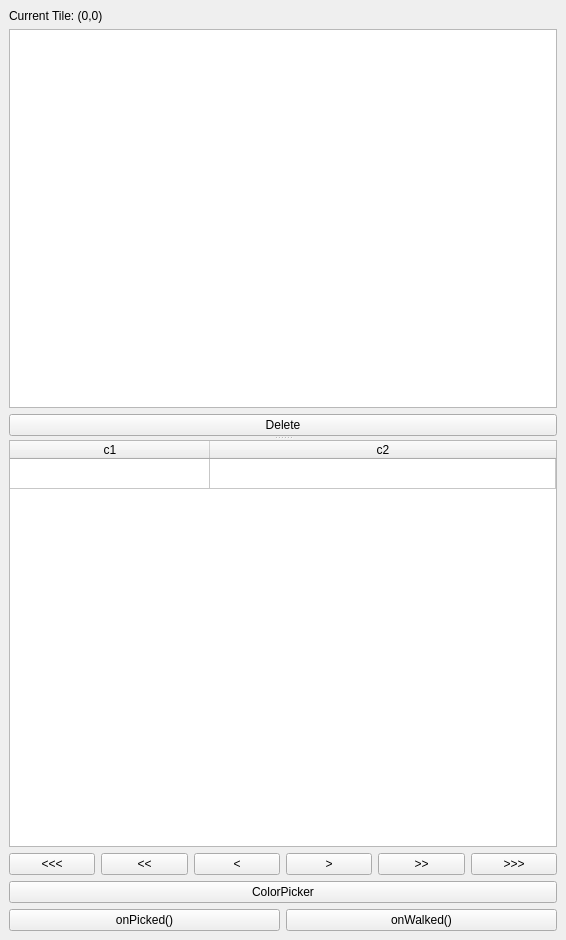
Old version of the form src/editor/gui/sceneGraphWindow.ui in the repository snizzo/lucrezia.
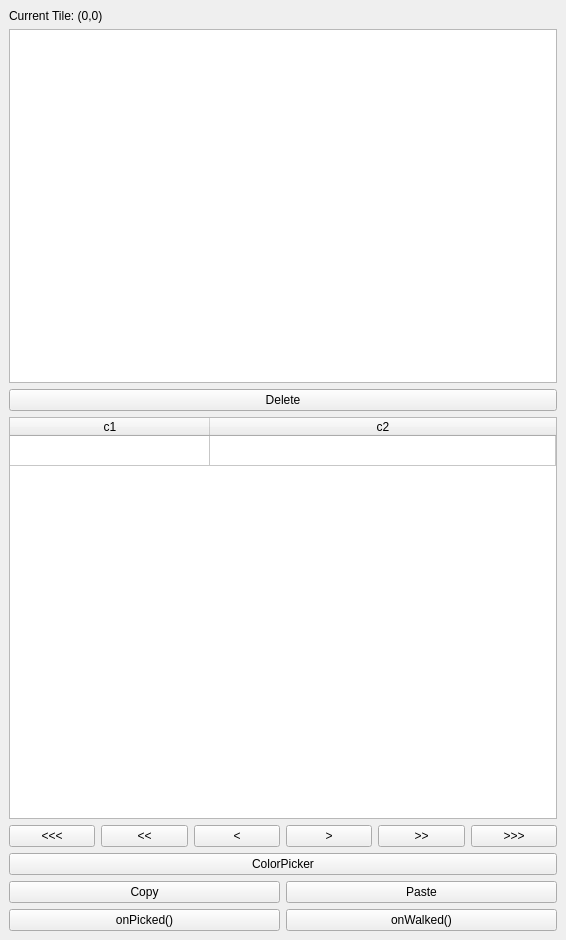
New version of the form.

Commit message: Added 3 speed quick props modifier. Added copy/paste of properties in editor.

Patch:
```diff
--- a/src/editor/gui/sceneGraphWindow.ui
+++ b/src/editor/gui/sceneGraphWindow.ui
@@ -14,13 +14,8 @@
    <string>Scene Graph Browser</string>
   </property>
   <widget class="QWidget" name="centralwidget">
-   <layout class="QVBoxLayout" name="verticalLayout_3">
+   <layout class="QVBoxLayout" name="verticalLayout_2">
     <item>
-     <widget class="QSplitter" name="splitter">
-      <property name="orientation">
-       <enum>Qt::Vertical</enum>
-      </property>
-      <widget class="QWidget" name="layoutWidget">
        <layout class="QVBoxLayout" name="verticalLayout">
         <item>
          <widget class="QLabel" name="cellinfo">
@@ -65,9 +60,7 @@
          </widget>
         </item>
        </layout>
-      </widget>
-      <widget class="QWidget" name="layoutWidget">
-       <layout class="QVBoxLayout" name="verticalLayout_2">
+    </item>
         <item>
          <widget class="QTableWidget" name="propertiesTable">
           <property name="horizontalScrollBarPolicy">
@@ -173,6 +166,24 @@
           </property>
          </widget>
         </item>
+    <item>
+     <layout class="QHBoxLayout" name="horizontalLayout_3">
+      <item>
+       <widget class="QPushButton" name="copyButton">
+        <property name="text">
+         <string>Copy</string>
+        </property>
+       </widget>
+      </item>
+      <item>
+       <widget class="QPushButton" name="pasteButton">
+        <property name="text">
+         <string>Paste</string>
+        </property>
+       </widget>
+      </item>
+     </layout>
+    </item>
         <item>
          <layout class="QHBoxLayout" name="horizontalLayout">
           <item>
@@ -190,10 +201,6 @@
            </widget>
           </item>
          </layout>
-        </item>
-       </layout>
-      </widget>
-     </widget>
     </item>
    </layout>
   </widget>
```
Lines whose indentation alone changed are shown as unchanged. The commit also changes 10 other files.
